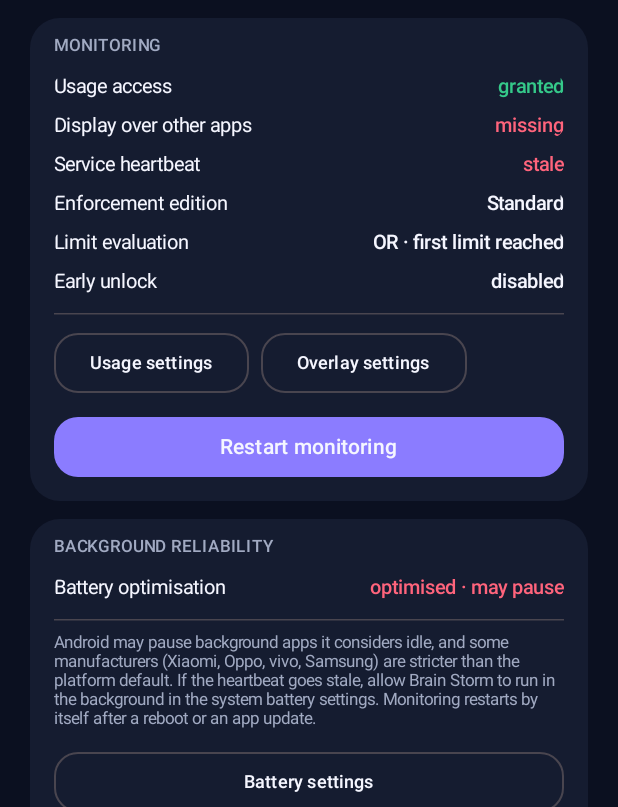
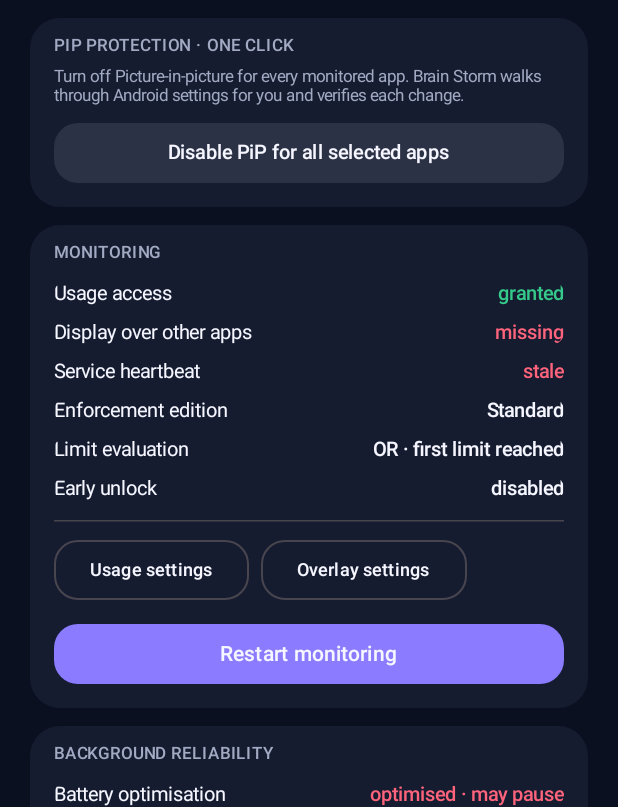
Before and after one commit to Kvijay199428/Brain-Storm, an Android app built with Jetpack Compose: the composable SettingsScreen shown on its own in the app's theme, on a phone screen of 412 x 824 dp, the part 429-1236 px from its top. Run offline under Robolectric (Android 15) with nearby library versions, the phone set to English and light mode, and no system bars; our stand-ins replace Room's generated code.

Commit message:
ui(settings): one-click PiP disable button

```diff
--- a/app/src/main/kotlin/com/vegasol/brainstorm/feature/settings/SettingsScreen.kt
+++ b/app/src/main/kotlin/com/vegasol/brainstorm/feature/settings/SettingsScreen.kt
@@ -9,12 +9,15 @@ import androidx.compose.foundation.rememberScrollState
 import androidx.compose.foundation.shape.RoundedCornerShape
 import androidx.compose.foundation.verticalScroll
 import androidx.compose.material3.Button
+import androidx.compose.material3.AlertDialog
 import androidx.compose.material3.HorizontalDivider
 import androidx.compose.material3.OutlinedButton
 import androidx.compose.material3.Slider
 import androidx.compose.material3.Switch
 import androidx.compose.material3.Text
+import androidx.compose.material3.TextButton
 import androidx.compose.runtime.Composable
+import androidx.compose.runtime.collectAsState
 import androidx.compose.runtime.getValue
 import androidx.compose.runtime.mutableFloatStateOf
 import androidx.compose.runtime.mutableStateOf
@@ -33,6 +36,8 @@ import com.vegasol.brainstorm.EnforcementProvider
 import com.vegasol.brainstorm.Graph
 import com.vegasol.brainstorm.MonitorService
 import com.vegasol.brainstorm.Perms
+import com.vegasol.brainstorm.PipAutomationState
+import com.vegasol.brainstorm.PipSettingsAutomation
 import com.vegasol.brainstorm.theme.Care
 import com.vegasol.brainstorm.theme.Radius
 import com.vegasol.brainstorm.theme.Space
@@ -53,6 +58,8 @@ fun SettingsScreen() {
     val pipDetection = remember(resume, c) { Perms.lockoutAccessibility(c) }
     val notificationAccess = remember(resume, c) { Perms.notificationAccess(c) }
     var pausePlayback by remember { mutableStateOf(Graph.prefs.pauseLockedPlayback) }
+    val pipAutomation by PipSettingsAutomation.state.collectAsState()
+    var pipConfirm by remember { mutableStateOf(false) }
     val batteryOk = remember(resume, c) { Perms.batteryUnrestricted(c) }
     val now by minuteTicker()
     val apps by Graph.db.apps().observeAll().collectAsStateWithLifecycle(emptyList())
@@ -83,6 +90,56 @@ fun SettingsScreen() {
                 "These values were chosen once in setup. Brain Storm offers no way to change them " +
                     "from inside the app — that is the point.",
                 fontSize = 11.sp, color = Care.TextSecondary
+            )
+        }
+
+        SurfaceCard(Modifier.fillMaxWidth()) {
+            SectionHeader("PiP protection · one click")
+            Spacer(Modifier.height(Space.s))
+            Text(
+                "Turn off Picture-in-picture for every monitored app. Brain Storm walks through " +
+                    "Android settings for you and verifies each change.",
+                fontSize = 11.sp, color = Care.TextSecondary
+            )
+            Spacer(Modifier.height(Space.s))
+            when (val a = pipAutomation) {
+                is PipAutomationState.Running -> Text(
+                    "Disabling PiP ${a.index}/${a.total}: ${a.pkg} — ${a.step}",
+                    fontSize = 11.sp, color = Care.Primary
+                )
+                is PipAutomationState.Finished -> Text(
+                    "PiP disabled for ${a.disabled.size} app(s); ${a.failed.size} need manual attention.",
+                    fontSize = 11.sp, color = Care.TextSecondary
+                )
+                is PipAutomationState.Failed -> Text(a.reason, fontSize = 11.sp, color = Care.Warning)
+                PipAutomationState.Idle -> Unit
+            }
+            Button(
+                onClick = { pipConfirm = true },
+                enabled = pipAutomation !is PipAutomationState.Running && apps.isNotEmpty(),
+                modifier = Modifier.fillMaxWidth(),
+                shape = RoundedCornerShape(Radius.button)
+            ) { Text("Disable PiP for all selected apps", fontSize = 13.sp) }
+        }
+        if (pipConfirm) {
+            AlertDialog(
+                onDismissRequest = { pipConfirm = false },
+                title = { Text("Disable PiP for all selected apps?") },
+                text = {
+                    Text(
+                        "Brain Storm will open each monitored app's Android settings and try to " +
+                            "switch Picture-in-picture off. It clicks only a clearly identified " +
+                            "switch and verifies the change; OEM layouts vary, so some apps may " +
+                            "need manual changes."
+                    )
+                },
+                confirmButton = {
+                    TextButton({
+                        pipConfirm = false
+                        PipSettingsAutomation.start(apps.map { it.packageName })
+                    }) { Text("Start") }
+                },
+                dismissButton = { TextButton({ pipConfirm = false }) { Text("Cancel") } }
             )
         }
 
--- a/app/src/main/kotlin/com/vegasol/brainstorm/ui/PipProtectionCard.kt
+++ b/app/src/main/kotlin/com/vegasol/brainstorm/ui/PipProtectionCard.kt
@@ -4,9 +4,6 @@ import android.content.Intent
 import android.net.Uri
 import android.provider.Settings
 import androidx.compose.foundation.layout.*
-import androidx.compose.foundation.shape.RoundedCornerShape
-import androidx.compose.material3.AlertDialog
-import androidx.compose.material3.Button
 import androidx.compose.material3.Switch
 import androidx.compose.material3.Text
 import androidx.compose.material3.TextButton
@@ -19,13 +16,10 @@ import androidx.compose.ui.unit.dp
 import androidx.compose.ui.unit.sp
 import com.vegasol.brainstorm.Graph
 import com.vegasol.brainstorm.MonitoredApp
-import com.vegasol.brainstorm.PipAutomationState
 import com.vegasol.brainstorm.PipCapability
 import com.vegasol.brainstorm.PipCapabilityRules
 import com.vegasol.brainstorm.PipCapabilityScanner
-import com.vegasol.brainstorm.PipSettingsAutomation
 import com.vegasol.brainstorm.theme.Care
-import com.vegasol.brainstorm.theme.Radius
 import com.vegasol.brainstorm.theme.Space
 import kotlinx.coroutines.Dispatchers
 import kotlinx.coroutines.withContext
@@ -38,8 +32,6 @@ fun PipProtectionCard() {
     var apps by remember { mutableStateOf<List<MonitoredApp>>(emptyList()) }
     var caps by remember { mutableStateOf<Map<String, PipCapability>>(emptyMap()) }
     var autoDismiss by remember { mutableStateOf(Graph.prefs.pipAutoDismiss) }
-    val automation by PipSettingsAutomation.state.collectAsState()
-    var confirm by remember { mutableStateOf(false) }
 
     LaunchedEffect(resume) {
         val monitored = Graph.db.apps().enabled()
@@ -76,45 +68,11 @@ fun PipProtectionCard() {
             )
         }
         Spacer(Modifier.height(Space.s))
-        when (val a = automation) {
-            is PipAutomationState.Running -> Text(
-                "Assisted disabled ${a.index}/${a.total}: ${a.pkg} — ${a.step}",
-                fontSize = 11.sp, color = Care.Primary
-            )
-            is PipAutomationState.Finished -> Text(
-                "PiP disabled for ${a.disabled.size} app(s); ${a.failed.size} could not be changed.",
-                fontSize = 11.sp, color = Care.TextSecondary
-            )
-            is PipAutomationState.Failed -> Text(a.reason, fontSize = 11.sp, color = Care.Warning)
-            PipAutomationState.Idle -> Unit
-        }
-        Button(
-            onClick = { confirm = true },
-            enabled = automation !is PipAutomationState.Running,
-            modifier = Modifier.fillMaxWidth(),
-            shape = RoundedCornerShape(Radius.button)
-        ) { Text("Disable PiP for monitored apps (assisted)", fontSize = 12.sp) }
-        if (confirm) {
-            AlertDialog(
-                onDismissRequest = { confirm = false },
-                title = { Text("Disable PiP automatically?") },
-                text = {
-                    Text(
-                        "Brain Storm will open each monitored app's Android settings and try to " +
-                            "switch Picture-in-picture off. It only clicks a clearly identified " +
-                            "switch and stops if it cannot verify the change. Android/OEM layouts " +
-                            "vary, so some apps may need manual changes."
-                    )
-                },
-                confirmButton = {
-                    TextButton({
-                        confirm = false
-                        PipSettingsAutomation.start(apps.map { it.packageName })
-                    }) { Text("Start") }
-                },
-                dismissButton = { TextButton({ confirm = false }) { Text("Cancel") } }
-            )
-        }
+        Text(
+            "Use 'Disable PiP for all selected apps' near the top of Settings to change these " +
+                "automatically, or open an app's settings below to change it manually.",
+            fontSize = 11.sp, color = Care.TextSecondary
+        )
         Spacer(Modifier.height(Space.s))
         apps.forEach { app ->
             val capability = caps[app.packageName] ?: PipCapability.UNKNOWN
```
Also changed, not shown: 3 other files.
